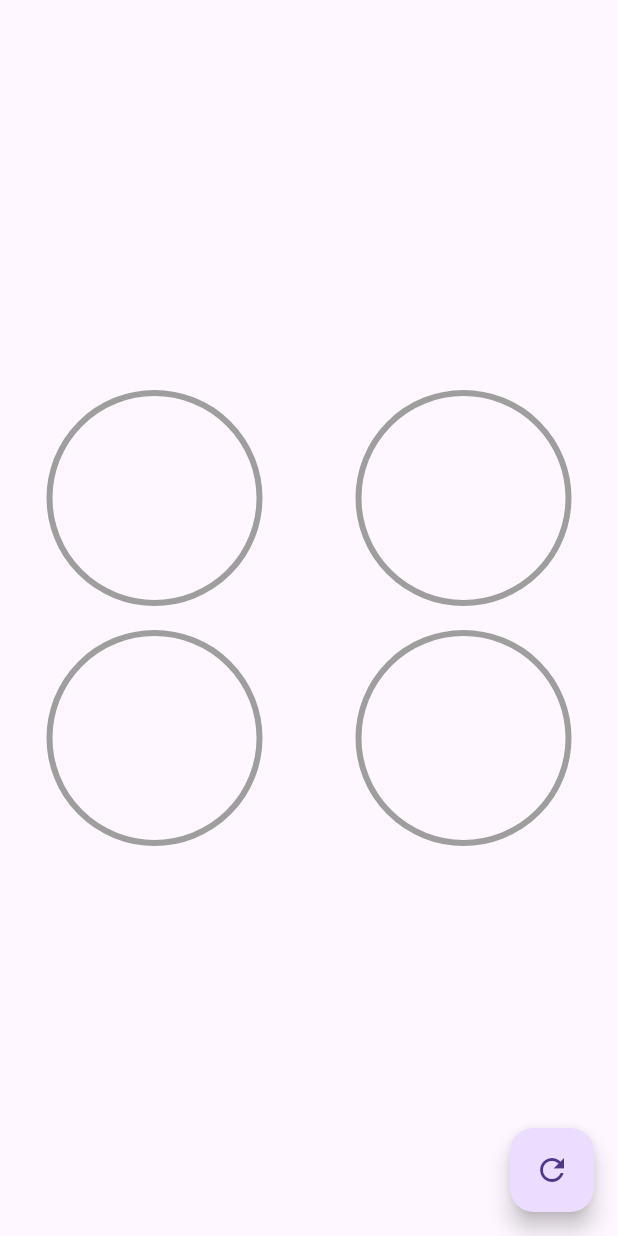
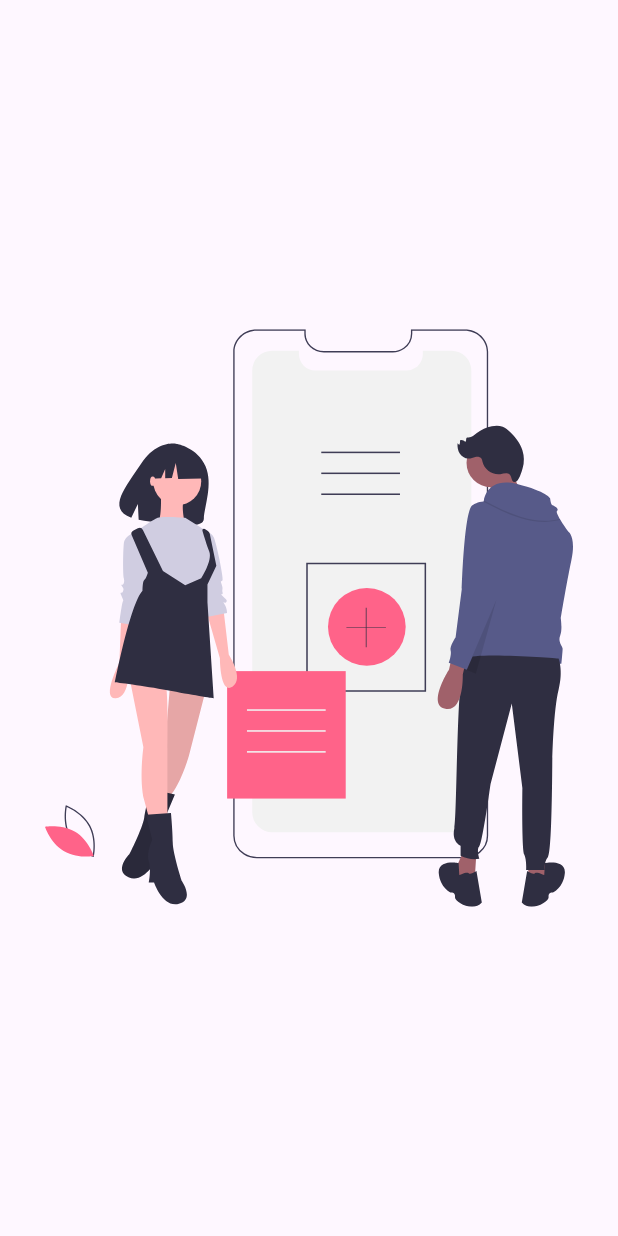
Before and after one commit to leitoon/disenos, a Flutter app: the screen it shows after launch, on a phone screen of 412 x 824 dp. Run offline on Flutter 3.47's test engine with Material 3 defaults, Android fonts, the phone set to English and light mode, and no system bars; our stand-ins replace flutter_svg.

Commit message:
inicio slide

```diff
--- a/lib/main.dart
+++ b/lib/main.dart
@@ -1,6 +1,6 @@
+import 'package:disenos/src/pages/slideshow_page.dart';
 import 'package:flutter/material.dart';
-
-import 'src/pages/graficas_circular.dart';
+//import 'src/pages/graficas_circular.dart';
 
 void main() {
   runApp(const MyApp());
@@ -16,7 +16,7 @@ class MyApp extends StatelessWidget {
     return  MaterialApp(
       debugShowCheckedModeBanner: false,
       title: 'Diseños app',
-      home: GraficasCirculares(),
+      home: SlideShowPage(),
     );
   }
 }
--- /dev/null
+++ b/lib/src/pages/slideshow_page.dart
@@ -0,0 +1,56 @@
+
+
+import 'package:flutter/material.dart';
+import 'package:flutter_svg/svg.dart';
+
+class SlideShowPage extends StatelessWidget {
+
+  @override
+  Widget build(BuildContext context) {
+    return Scaffold
+    (
+      body: Center
+      (
+        child:
+        _Slider()
+        //SvgPicture.asset('assets/svgs/slide-1.svg'),
+      ),
+    );
+  }
+}
+
+class _Slider extends StatelessWidget {
+
+  @override
+  Widget build(BuildContext context) {
+    return Container
+    (
+      child: PageView(
+        children:
+        [
+          _Slide(svg: 'assets/svgs/slide-1.svg',),
+           _Slide(svg: 'assets/svgs/slide-2.svg',),
+            _Slide(svg: 'assets/svgs/slide-3.svg',),
+        ],
+      ),
+    );
+  }
+}
+
+class _Slide extends StatelessWidget {
+  final String svg;
+
+  const _Slide({super.key,
+  required this.svg});
+
+  @override
+  Widget build(BuildContext context) {
+    return Container
+    (
+      width: double.infinity,
+      height: double.infinity,
+      padding: EdgeInsets.all(30),
+      child: SvgPicture.asset(svg),
+    );
+  }
+}
--- a/pubspec.yaml
+++ b/pubspec.yaml
@@ -35,6 +35,7 @@ dependencies:
   # The following adds the Cupertino Icons font to your application.
   # Use with the CupertinoIcons class for iOS style icons.
   cupertino_icons: ^1.0.6
+  flutter_svg: ^2.0.10+1
 
 dev_dependencies:
   flutter_test:
@@ -59,8 +60,8 @@ flutter:
   uses-material-design: true
 
   # To add assets to your application, add an assets section, like this:
-  # assets:
-  #   - images/a_dot_burr.jpeg
+  assets:
+    - assets/svgs/
   #   - images/a_dot_ham.jpeg
 
   # An image asset can refer to one or more resolution-specific "variants", see
```
Also changed, not shown: assets/svgs/slide-1.svg (added), assets/svgs/slide-2.svg (added), assets/svgs/slide-3.svg (added), assets/svgs/slide-4.svg (added), assets/svgs/slide-5.svg (added), pubspec.lock.
